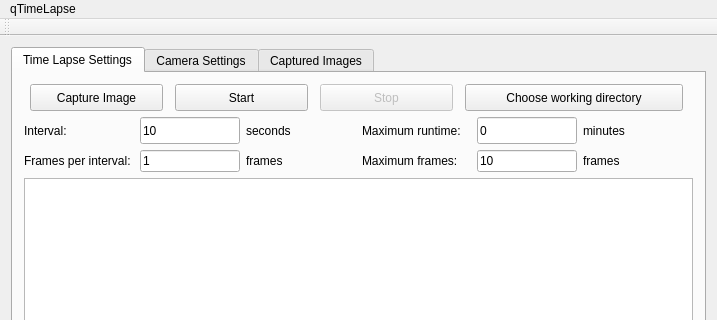
Old version of the form qtimelapse.ui in the repository makyo/qtimelapse; both pictures show x 0 to 717 and y 0 to 320 of the 717 by 628 pixel window.
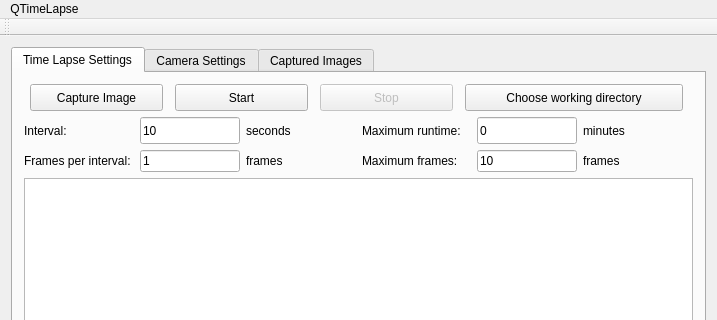
New version of the form.

Commit message: First timelapse generated.

Patch:
```diff
--- a/qtimelapse.ui
+++ b/qtimelapse.ui
@@ -718,7 +718,7 @@
    </property>
    <widget class="QMenu" name="menuQTimeLapse">
     <property name="title">
-     <string>qTimeLapse</string>
+     <string>QTimeLapse</string>
     </property>
     <addaction name="actionDetect_Camera"/>
     <addaction name="actionExit"/>
```
The commit also changes 2 other files.
